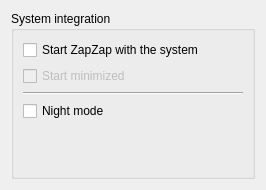
Above: zapzap/view/settings_system.ui from rafatosta/zapzap before the change. Below: the same form after it.
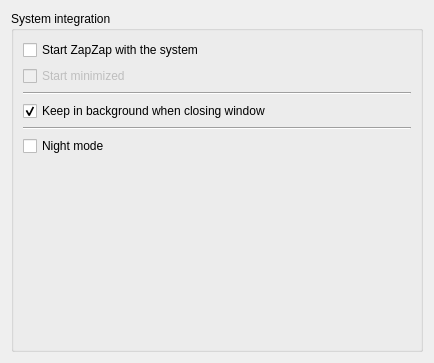
That is the form after the change.

Commit message: Keep in background when closing window

```diff
--- a/zapzap/view/settings_system.ui
+++ b/zapzap/view/settings_system.ui
@@ -6,8 +6,8 @@
    <rect>
     <x>0</x>
     <y>0</y>
-    <width>266</width>
-    <height>190</height>
+    <width>434</width>
+    <height>363</height>
    </rect>
   </property>
   <property name="windowTitle">
@@ -19,6 +19,8 @@
      <property name="title">
       <string>System integration</string>
      </property>
+     <layout class="QVBoxLayout" name="verticalLayout_5">
+      <item>
      <layout class="QVBoxLayout" name="verticalLayout">
       <item>
        <widget class="QCheckBox" name="start_system">
@@ -37,6 +39,29 @@
         </property>
        </widget>
       </item>
+       </layout>
+      </item>
+      <item>
+       <widget class="Line" name="line_2">
+        <property name="orientation">
+         <enum>Qt::Horizontal</enum>
+        </property>
+       </widget>
+      </item>
+      <item>
+       <layout class="QVBoxLayout" name="verticalLayout_3">
+        <item>
+         <widget class="QCheckBox" name="keepBackground">
+          <property name="text">
+           <string>Keep in background when closing window</string>
+          </property>
+          <property name="checked">
+           <bool>true</bool>
+          </property>
+         </widget>
+        </item>
+       </layout>
+      </item>
       <item>
        <widget class="Line" name="line">
         <property name="orientation">
@@ -45,11 +70,15 @@
        </widget>
       </item>
       <item>
+       <layout class="QVBoxLayout" name="verticalLayout_4">
+        <item>
        <widget class="QCheckBox" name="night_mode">
         <property name="text">
          <string>Night mode</string>
         </property>
        </widget>
+        </item>
+       </layout>
       </item>
       <item>
        <spacer name="verticalSpacer">
```
Lines whose indentation alone changed are shown as unchanged. The commit also changes 2 other files.
